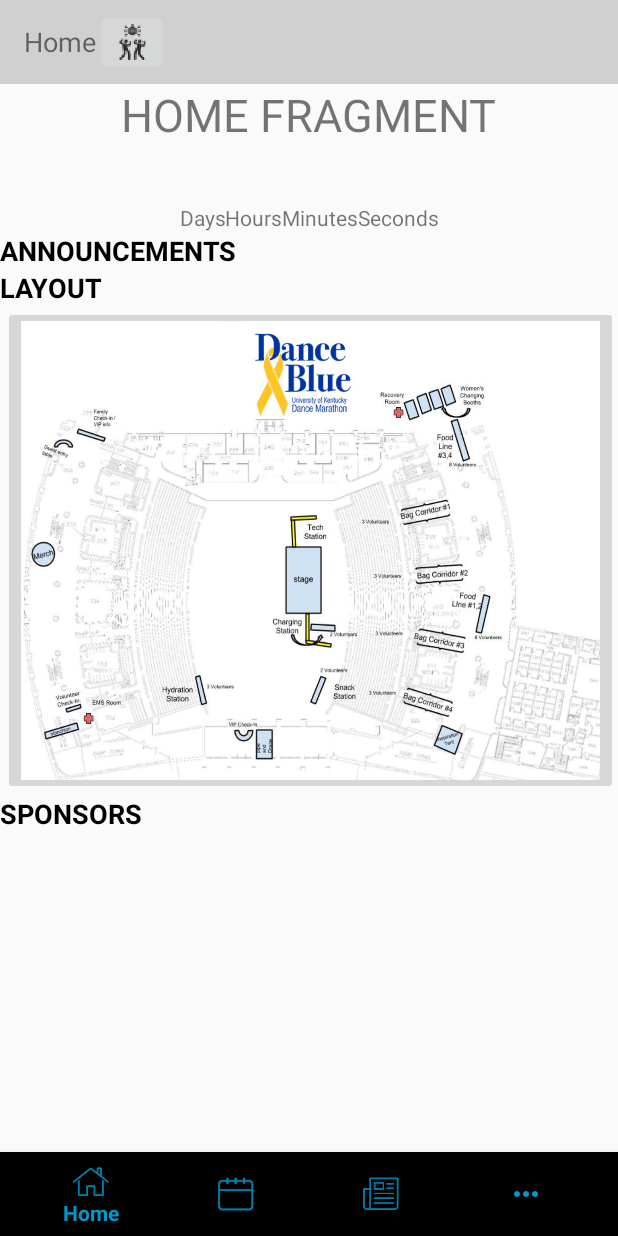
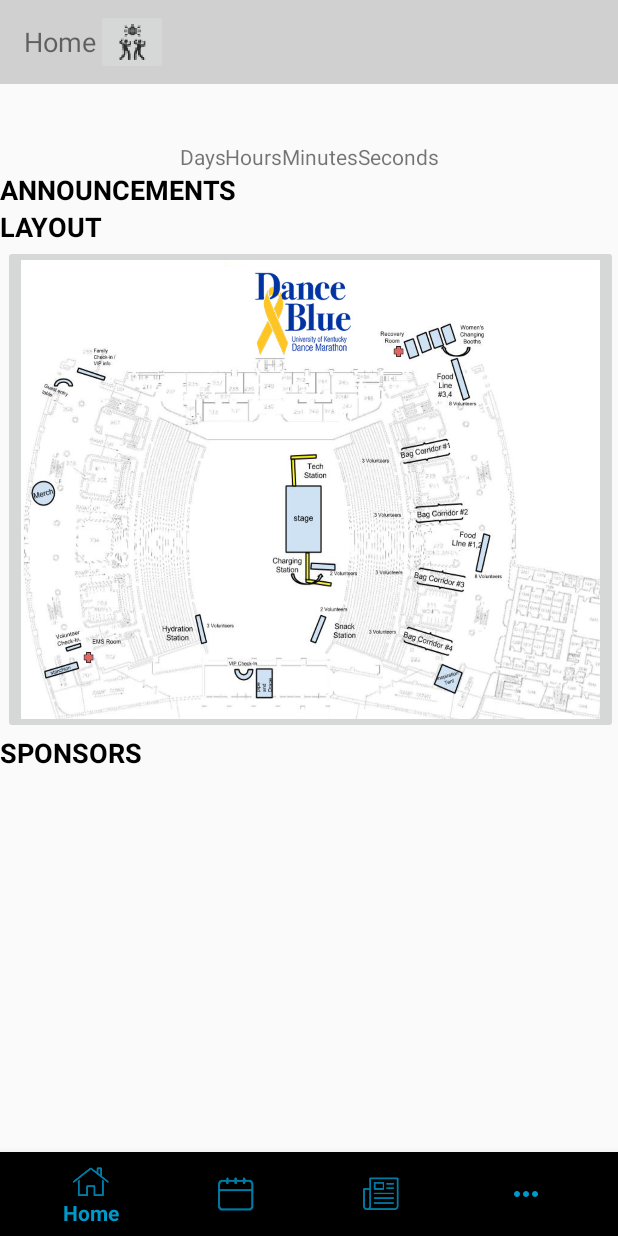
Before and after one commit to DanceBlueTech/app-danceblue-android, an Android app: the home screen opened directly, with no data from a screen before it, on a phone screen of 412 x 824 dp. Run offline under Robolectric (Android 15) with nearby library versions, the phone set to English and light mode, and no system bars; our stand-ins replace Firebase (no records; nobody signed in at launch, a user with empty details on screens opened directly).

Commit message:
removed temporary title from home page

```diff
--- a/app/src/main/res/layout/home.xml
+++ b/app/src/main/res/layout/home.xml
@@ -11,27 +11,15 @@
         android:layout_width="match_parent"
         android:layout_height="wrap_content">
 
-        <TextView
-            android:id="@+id/tempTitle"
-            android:layout_width="wrap_content"
-            android:layout_height="wrap_content"
-            android:text="@string/home_fragment"
-            android:textSize="30sp"
-            app:layout_constraintEnd_toEndOf="parent"
-            app:layout_constraintStart_toStartOf="parent"
-            app:layout_constraintTop_toTopOf="parent"
-            app:layout_constraintBottom_toTopOf="@id/timeTable"/>
-
         <TableLayout
             android:id="@+id/timeTable"
             android:layout_width="wrap_content"
             android:layout_height="wrap_content"
-            android:layout_below="@+id/tempTitle"
             android:gravity="center"
             app:layout_constraintBottom_toTopOf="@id/announce_title"
             app:layout_constraintEnd_toEndOf="parent"
             app:layout_constraintStart_toStartOf="parent"
-            app:layout_constraintTop_toBottomOf="@+id/tempTitle"
+            app:layout_constraintTop_toTopOf="parent"
             app:layout_constraintVertical_bias="0.100000024">
 
             <TableRow
```
